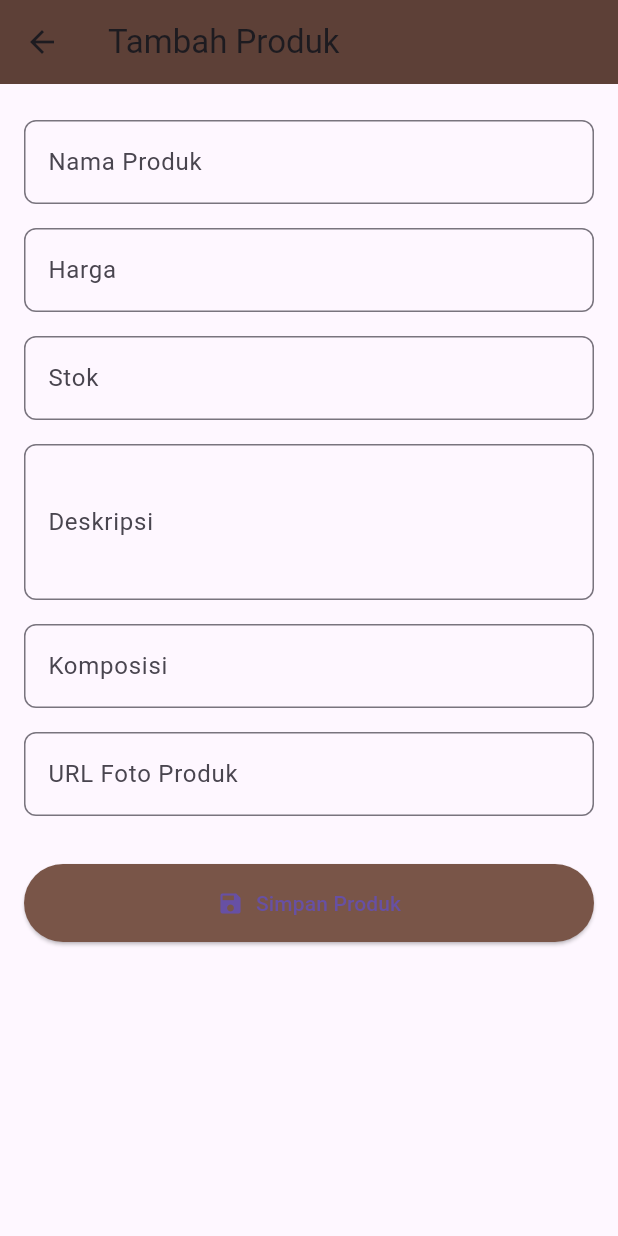
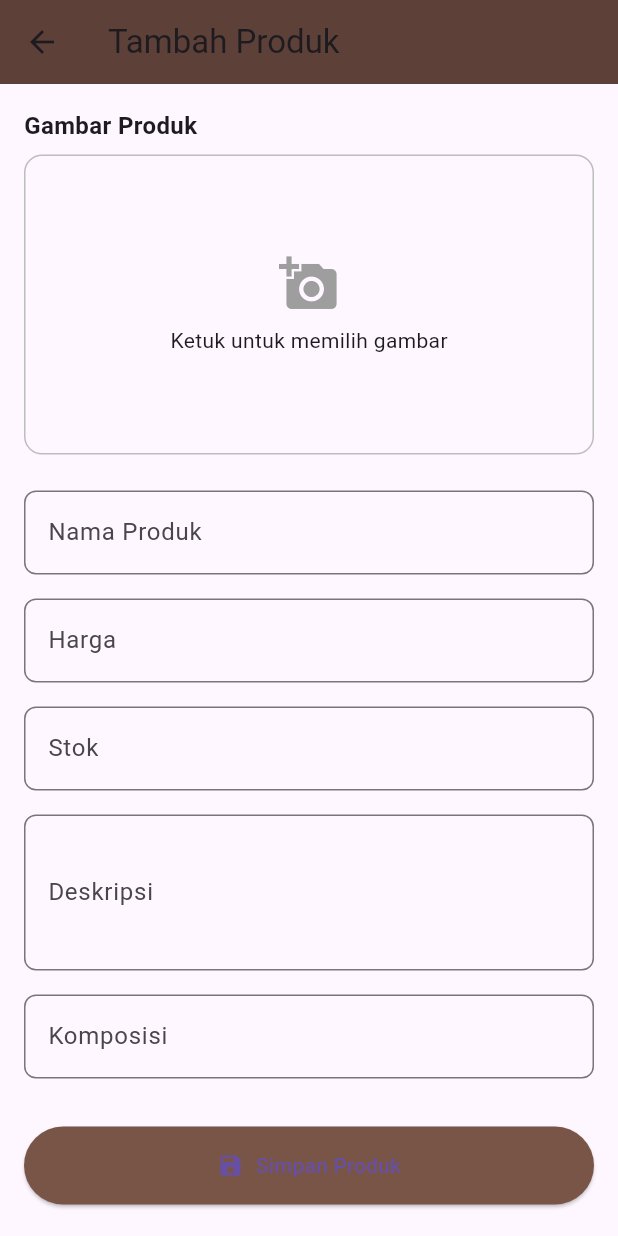
Before and after one commit to nafisaa11/toko_roti, a Flutter app: the AdminProdukFormPage screen opened directly, on a phone screen of 412 x 824 dp. Run offline on Flutter 3.47's test engine with Material 3 defaults, Android fonts, the phone set to English and light mode, and no system bars; our stand-ins replace geocoding, geolocator, image_picker, supabase_flutter; accounts and stored records are empty.

Commit message:
fungsionalitas untuk penjual dan pembeli sudah bisa

```diff
--- a/lib/screens/admin/admin_produk_form_page.dart
+++ b/lib/screens/admin/admin_produk_form_page.dart
@@ -1,6 +1,8 @@
 // screens/admin/admin_produk_form_page.dart
 
+import 'dart:io';
 import 'package:flutter/material.dart';
+import 'package:image_picker/image_picker.dart';
 import 'package:tokoku/models/product_model.dart';
 import 'package:tokoku/services/product_service.dart';
 
@@ -22,18 +24,19 @@ class _AdminProdukFormPageState extends State<AdminProdukFormPage> {
   late final TextEditingController _stokController;
   late final TextEditingController _deskripsiController;
   late final TextEditingController _komposisiController;
-  late final TextEditingController _linkFotoController;
+
+  File? _imageFile;
+  String? _imageUrl;
 
   bool get _isEditMode => widget.product != null;
 
   @override
   void initState() {
     super.initState();
-    // Menggunakan nama properti yang sesuai dari model Anda
     _namaController = TextEditingController(text: widget.product?.namaProduk);
     _hargaController = TextEditingController(
       text: widget.product?.harga.toStringAsFixed(0),
-    ); // Sesuaikan format
+    );
     _stokController = TextEditingController(
       text: widget.product?.stok.toString(),
     );
@@ -43,8 +46,8 @@ class _AdminProdukFormPageState extends State<AdminProdukFormPage> {
     _komposisiController = TextEditingController(
       text: widget.product?.komposisi,
     );
-    _linkFotoController = TextEditingController(text: widget.product?.linkFoto);
-  }
+    _imageUrl = widget.product?.linkFoto;
+  } // <-- [PERBAIKAN] Kurung kurawal penutup untuk initState ada di sini
 
   @override
   void dispose() {
@@ -53,8 +56,18 @@ class _AdminProdukFormPageState extends State<AdminProdukFormPage> {
     _stokController.dispose();
     _deskripsiController.dispose();
     _komposisiController.dispose();
-    _linkFotoController.dispose();
     super.dispose();
+  }
+
+  Future<void> _pickImage() async {
+    final pickedFile = await ImagePicker().pickImage(
+      source: ImageSource.gallery,
+    );
+    if (pickedFile != null) {
+      setState(() {
+        _imageFile = File(pickedFile.path);
+      });
+    }
   }
 
   Future<void> _saveProduct() async {
@@ -62,7 +75,16 @@ class _AdminProdukFormPageState extends State<AdminProdukFormPage> {
     setState(() => _isLoading = true);
 
     try {
-      // [PENYESUAIAN] Membuat objek Product sesuai constructor di model Anda
+      String finalImageUrl = _imageUrl ?? '';
+
+      if (_imageFile != null) {
+        finalImageUrl = await _productService.uploadProductImage(_imageFile!);
+      }
+
+      if (finalImageUrl.isEmpty) {
+        throw Exception('Mohon pilih gambar produk.');
+      }
+
       final productData = Product(
         id: widget.product?.id,
         namaProduk: _namaController.text,
@@ -70,8 +92,7 @@ class _AdminProdukFormPageState extends State<AdminProdukFormPage> {
         stok: int.tryParse(_stokController.text) ?? 0,
         deskripsi: _deskripsiController.text,
         komposisi: _komposisiController.text,
-        linkFoto: _linkFotoController.text,
-        // Untuk 'terjual', pertahankan nilai lama saat edit, atau 0 saat tambah
+        linkFoto: finalImageUrl,
         terjual: widget.product?.terjual ?? 0,
       );
 
@@ -118,6 +139,8 @@ class _AdminProdukFormPageState extends State<AdminProdukFormPage> {
           child: Column(
             crossAxisAlignment: CrossAxisAlignment.stretch,
             children: [
+              _buildImagePicker(),
+              const SizedBox(height: 16),
               _buildTextFormField(
                 controller: _namaController,
                 label: 'Nama Produk',
@@ -140,10 +163,6 @@ class _AdminProdukFormPageState extends State<AdminProdukFormPage> {
               _buildTextFormField(
                 controller: _komposisiController,
                 label: 'Komposisi',
-              ),
-              _buildTextFormField(
-                controller: _linkFotoController,
-                label: 'URL Foto Produk',
               ),
               const SizedBox(height: 24),
               ElevatedButton.icon(
@@ -170,6 +189,58 @@ class _AdminProdukFormPageState extends State<AdminProdukFormPage> {
           ),
         ),
       ),
+    );
+  }
+
+  Widget _buildImagePicker() {
+    return Column(
+      crossAxisAlignment: CrossAxisAlignment.start,
+      children: [
+        const Text(
+          'Gambar Produk',
+          style: TextStyle(fontWeight: FontWeight.bold, fontSize: 16),
+        ),
+        const SizedBox(height: 8),
+        Container(
+          height: 200,
+          width: double.infinity,
+          decoration: BoxDecoration(
+            border: Border.all(color: Colors.grey.shade400),
+            borderRadius: BorderRadius.circular(12),
+          ),
+          child: InkWell(
+            onTap: _pickImage,
+            child:
+                _imageFile != null
+                    ? ClipRRect(
+                      borderRadius: BorderRadius.circular(11),
+                      child: Image.file(_imageFile!, fit: BoxFit.cover),
+                    )
+                    : (_imageUrl != null && _imageUrl!.isNotEmpty)
+                    ? ClipRRect(
+                      borderRadius: BorderRadius.circular(11),
+                      child: Image.network(
+                        _imageUrl!,
+                        fit: BoxFit.cover,
+                        errorBuilder:
+                            (context, error, stackTrace) => const Center(
+                              child: Text('Gagal memuat gambar'),
+                            ),
+                      ),
+                    )
+                    : const Center(
+                      child: Column(
+                        mainAxisAlignment: MainAxisAlignment.center,
+                        children: [
+                          Icon(Icons.add_a_photo, size: 40, color: Colors.grey),
+                          SizedBox(height: 8),
+                          Text('Ketuk untuk memilih gambar'),
+                        ],
+                      ),
+                    ),
+          ),
+        ),
+      ],
     );
   }
 
--- a/pubspec.yaml
+++ b/pubspec.yaml
@@ -37,6 +37,7 @@ dependencies:
   intl: ^0.20.2
   geolocator: ^14.0.1
   geocoding: ^3.0.0
+  image_picker: ^1.1.2
 
 dev_dependencies:
   flutter_test:
```
Also changed, not shown: lib/services/pesanan_admin.dart (+24 -0 lines), lib/services/product_service.dart (+35 -29 lines), pubspec.lock, 6 other files.
